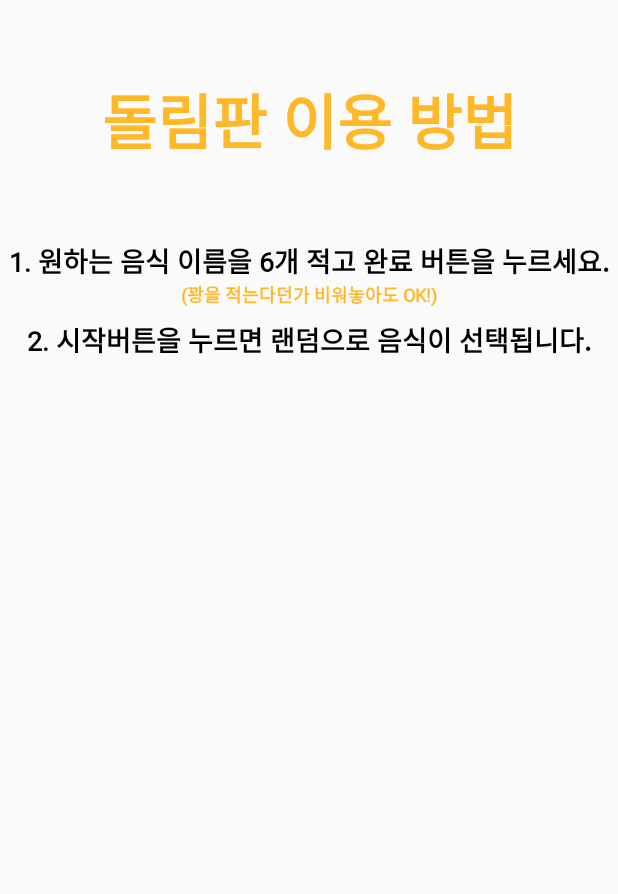
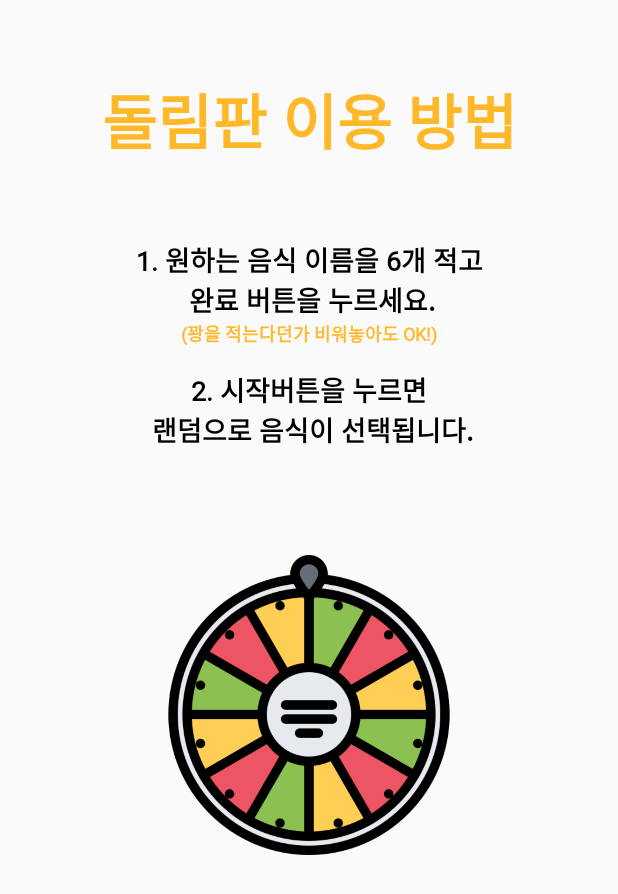
Before and after one commit to SangWoon123/android, an Android app: the layout activity_rullet_help.xml on its own in the app's theme, with its tools: preview values and no code run, on a phone screen of 412 x 824 dp. Shown: the top 894 px of the screen. Run offline under Robolectric (Android 15) with nearby library versions, the phone set to English and light mode, and no system bars.

Commit message:
기타 짜잘이 수정 ~~~ 와~~ 끄으으읏 ~~

```diff
--- a/app/src/main/java/com/example/myapplication/worldcup/WorldCup16.kt
+++ b/app/src/main/java/com/example/myapplication/worldcup/WorldCup16.kt
@@ -17,8 +17,7 @@ class WorldCup16 : AppCompatActivity() {
         super.onCreate(savedInstanceState)
         binding = ActivityWorldCup16Binding.inflate(layoutInflater)
         setContentView(binding.root)
-        title = "저녁 메뉴 추천 월드컵"
-
+        title = "밥메뉴 추천 월드컵"
         menuManager = MenuManager()
         setupUI()
     }
--- a/app/src/main/java/com/example/myapplication/worldcup/WorldCup4.kt
+++ b/app/src/main/java/com/example/myapplication/worldcup/WorldCup4.kt
@@ -15,7 +15,7 @@ class WorldCup4 : AppCompatActivity() {
         super.onCreate(savedInstanceState)
         binding = ActivityWorldCup4Binding.inflate(layoutInflater)
         setContentView(binding.root)
-        title = "저녁 메뉴 추천 월드컵"
+        title = "밥메뉴 추천 월드컵"
 
         // Intent로부터 전달받은 선택된 메뉴 리스트를 가져옵니다.
         intent.getParcelableArrayListExtra<Menu>("selectedMenus")?.let {
--- a/app/src/main/java/com/example/myapplication/worldcup/WorldCup8.kt
+++ b/app/src/main/java/com/example/myapplication/worldcup/WorldCup8.kt
@@ -14,7 +14,7 @@ class WorldCup8 : AppCompatActivity() {
         super.onCreate(savedInstanceState)
         binding = ActivityWorldCup8Binding.inflate(layoutInflater)
         setContentView(binding.root)
-        title = "저녁 메뉴 추천 월드컵"
+        title = "밥메뉴 추천 월드컵"
 
         // Intent로부터 전달받은 선택된 메뉴 리스트를 가져옵니다.
         intent.getParcelableArrayListExtra<Menu>("selectedMenus")?.let {
--- a/app/src/main/java/com/example/myapplication/worldcup/WorldCupReady.kt
+++ b/app/src/main/java/com/example/myapplication/worldcup/WorldCupReady.kt
@@ -16,9 +16,7 @@ class WorldCupReady : AppCompatActivity() {
         super.onCreate(savedInstanceState)
         binding = ActivityWorldCupReadyBinding.inflate(layoutInflater)
         setContentView(binding.root)
-        title="저녁 메뉴 월드 추천 월드컵"
-
-
+        title = "밥메뉴 추천 월드컵"
         binding.startButton.setOnClickListener {
             startActivity(Intent(this, WorldCup16::class.java))
         }
--- a/app/src/main/java/com/example/myapplication/worldcup/WorldCupResult.kt
+++ b/app/src/main/java/com/example/myapplication/worldcup/WorldCupResult.kt
@@ -13,8 +13,7 @@ class WorldCupResult : AppCompatActivity() {
         super.onCreate(savedInstanceState)
         binding = ActivityWorldCupResultBinding.inflate(layoutInflater)
         setContentView(binding.root)
-        title = "저녁 메뉴 추천 월드컵"
-
+        title = "밥메뉴 추천 월드컵"
         // Intent로부터 전달받은 선택된 메뉴 리스트를 가져옵니다.
         intent.getParcelableArrayListExtra<Menu>("selectedMenus")?.let {
             menu = it.toMutableList()
--- a/app/src/main/res/layout/activity_popup.xml
+++ b/app/src/main/res/layout/activity_popup.xml
@@ -10,7 +10,7 @@
     <TextView
         android:layout_width="match_parent"
         android:layout_height="wrap_content"
-        android:text="오늘의 저녁메뉴 월드컵"
+        android:text="오늘의 밥메뉴 월드컵"
         android:textColor="@color/black"
         android:fontFamily="@font/kcchanbit"
         android:textAlignment="center"
@@ -48,7 +48,7 @@
             android:layout_width="wrap_content"
             android:layout_height="wrap_content"
             android:layout_margin="10dp"
-            android:text="오늘의 저녁메뉴 어떠세요?"
+            android:text="오늘의 밥메뉴 어떠세요?"
             android:fontFamily="@font/kcchanbit"
             android:textAlignment="center"
             android:textSize="20dp"
@@ -68,6 +68,7 @@
             android:layout_width="200dp"
             android:layout_height="wrap_content"
             android:text="내 주변 찾아보기"
+            android:textSize="18dp"
             android:fontFamily="@font/kcchanbit"
             />
 
@@ -78,6 +79,7 @@
             android:fontFamily="@font/kcchanbit"
             android:layout_height="wrap_content"
             android:layout_marginTop="5dp"
+            android:textSize="18dp"
             android:text="다시하기" />
 
     </LinearLayout>
--- a/app/src/main/res/layout/activity_rullet_help.xml
+++ b/app/src/main/res/layout/activity_rullet_help.xml
@@ -28,7 +28,7 @@
         android:textStyle="bold"
         android:gravity="center"
         android:textColor="@color/black"
-        android:text="1. 원하는 음식 이름을 6개 적고 완료 버튼을 누르세요."
+        android:text="1. 원하는 음식 이름을 6개 적고\n 완료 버튼을 누르세요."
         android:textSize="18dp"
         />
     <TextView
@@ -48,9 +48,16 @@
         android:textStyle="bold"
         android:gravity="center"
         android:textColor="@color/black"
-        android:layout_marginTop="7dp"
-        android:text="2. 시작버튼을 누르면 랜덤으로 음식이 선택됩니다."
+        android:layout_marginTop="15dp"
+        android:text="2. 시작버튼을 누르면\n 랜덤으로 음식이 선택됩니다."
         android:textSize="18dp"
         />
 
+    <ImageView
+        android:layout_marginTop="70dp"
+        android:layout_width="200dp"
+        android:layout_height="200dp"
+        android:layout_gravity="center"
+        android:src="@drawable/wheel_icon"/>
+
 </LinearLayout>
--- a/app/src/main/res/layout/activity_world_cup16.xml
+++ b/app/src/main/res/layout/activity_world_cup16.xml
@@ -22,7 +22,7 @@
         android:layout_height="wrap_content"
         android:layout_gravity="center"
         android:layout_marginTop="50dp"
-        android:text="선호하는 저녁메뉴 선택해주세요"
+        android:text="선호하는 메뉴를 선택해주세요"
         android:textColor="@color/black"
         android:textSize="25dp" />
 
--- a/app/src/main/res/layout/activity_world_cup4.xml
+++ b/app/src/main/res/layout/activity_world_cup4.xml
@@ -14,18 +14,20 @@
         android:fontFamily="@font/kcchanbit"
         android:layout_gravity="center"
         android:text="4강"
+        android:textColor="@color/black"
         android:textSize="25dp"
         android:layout_marginTop="50dp"
         android:textStyle="bold" />
 
     <TextView
         android:id="@+id/explain"
+        android:textColor="@color/black"
         android:layout_width="wrap_content"
         android:fontFamily="@font/kcchanbit"
         android:layout_height="wrap_content"
         android:layout_gravity="center"
         android:layout_marginTop="50dp"
-        android:text="선호하는 저녁메뉴 선택해주세요"
+        android:text="선호하는 메뉴를 선택해주세요"
         android:textSize="25dp" />
 
     <LinearLayout
--- a/app/src/main/res/layout/activity_world_cup8.xml
+++ b/app/src/main/res/layout/activity_world_cup8.xml
@@ -27,8 +27,7 @@
         android:layout_height="wrap_content"
         android:layout_gravity="center"
         android:layout_marginTop="50dp"
-        android:text="선호하는 저녁메뉴 선택해주세요"
-
+        android:text="선호하는 메뉴를 선택해주세요"
         android:textSize="25dp"
          />
 
--- a/app/src/main/res/layout/activity_world_cup_help.xml
+++ b/app/src/main/res/layout/activity_world_cup_help.xml
@@ -28,7 +28,7 @@
         android:textStyle="bold"
         android:gravity="center"
         android:textColor="@color/black"
-        android:text="총 108가지의 저녁메뉴 중\n랜덤으로 16강부터 시작합니다."
+        android:text="여러가지의 메뉴 중\n랜덤으로 16강부터 시작합니다."
         android:textSize="20dp"
         />
 
@@ -43,7 +43,7 @@
         android:layout_marginRight="10dp"
         android:layout_marginLeft="10dp"
         android:layout_marginBottom="50dp"
-        android:text="저녁 메뉴 추천 월드컵은 다양한 저녁 메뉴 중에서\n 최고의 메뉴를 찾기 위한 재미있고 간단한 방법입니다! 총 108가지의 저녁메뉴 중 랜덤으로 16강부터 시작합니다."
+        android:text="밥메뉴 추천 월드컵은 다양한 저녁 메뉴 중에서\n 최고의 메뉴를 찾기 위한 재미있고 간단한 방법입니다! \n여러가지의 메뉴 중 랜덤으로 16강부터 시작합니다."
         android:textSize="15dp"
         />
 
--- a/app/src/main/res/layout/activity_world_cup_ready.xml
+++ b/app/src/main/res/layout/activity_world_cup_ready.xml
@@ -23,7 +23,7 @@
         android:fontFamily="@font/kcchanbit"
         android:layout_margin="10dp"
         android:gravity="center"
-        android:text="저녁 메뉴 추천 월드컵에 오신 것을 환영합니다!"
+        android:text="오늘의 밥메뉴 추천 월드컵에 \n오신 것을 환영합니다!"
         android:textColor="#FF6F00"
         android:textSize="24sp"
         android:textStyle="bold" />
--- a/app/src/main/res/layout/activity_world_cup_result.xml
+++ b/app/src/main/res/layout/activity_world_cup_result.xml
@@ -26,7 +26,7 @@
         android:fontFamily="@font/kcchanbit"
         android:layout_marginTop="50dp"
         android:textColor="@color/black"
-        android:text="선호하는 저녁메뉴 선택해주세요"
+        android:text="선호하는 메뉴를 선택해주세요"
         android:textSize="25dp"
         />
 
--- a/app/src/main/res/values/strings.xml
+++ b/app/src/main/res/values/strings.xml
@@ -1,5 +1,5 @@
 <resources>
-    <string name="app_name">My Application</string>
+    <string name="app_name">오밥추</string>
     <string name="drawer_opened">open</string>
     <string name="drawer_closed">close</string>
     <string-array name="custom_weekdays">
```
Also changed, not shown: app/src/main/java/com/example/myapplication/worldcup/PopupActivity.kt (+2 -6 lines).
